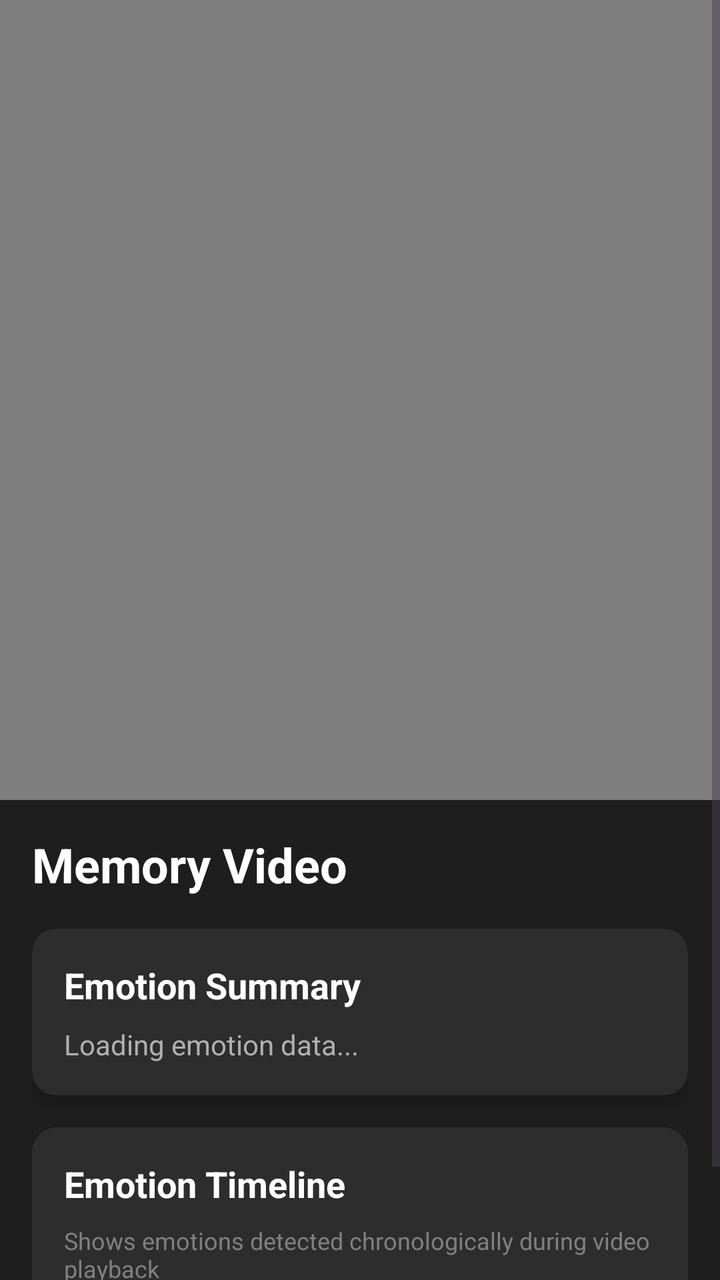
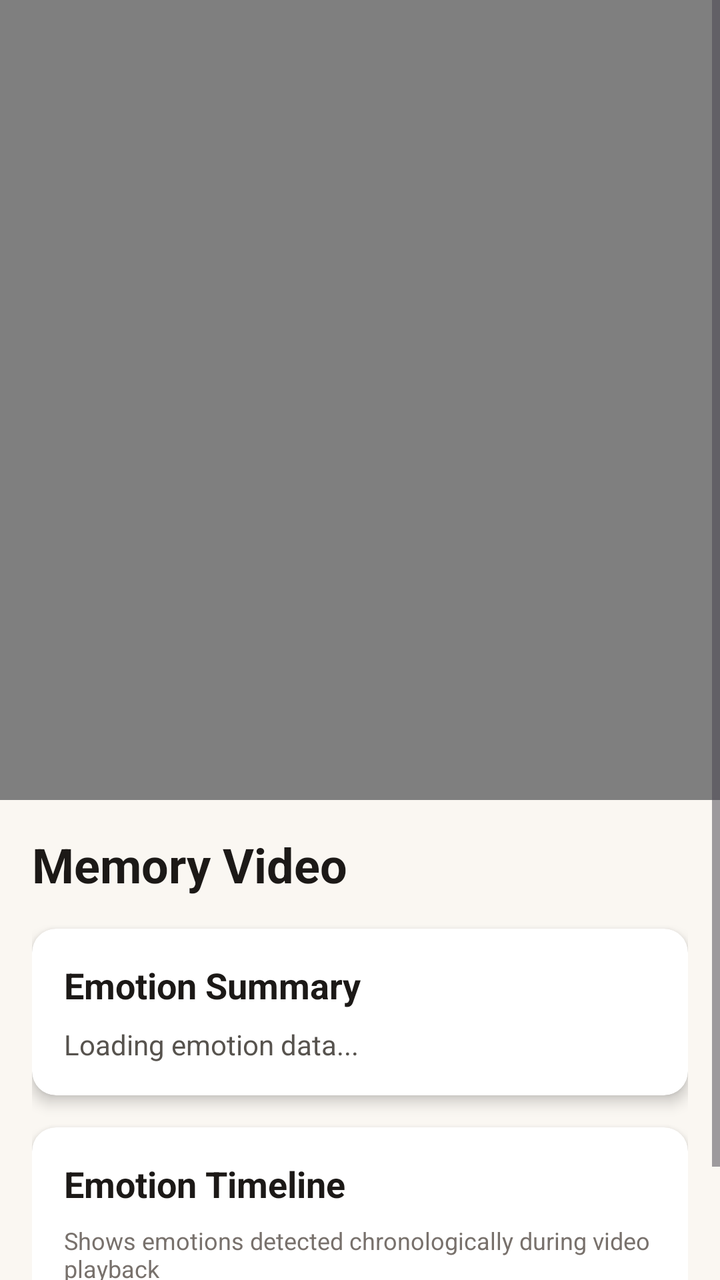

Before-and-after screenshots of an Android layout around one commit, followed by the original layout XML and the change that was made.
<!-- AndroidManifest.xml: application theme Theme.RecallLive -->
<!-- res/layout/fragment_guardianvideoviewer.xml -->
<?xml version="1.0" encoding="utf-8"?>
<ScrollView xmlns:android="http://schemas.android.com/apk/res/android"
    xmlns:app="http://schemas.android.com/apk/res-auto"
    xmlns:tools="http://schemas.android.com/tools"
    android:layout_width="match_parent"
    android:layout_height="match_parent"
    android:background="#1E1E1E"
    android:fillViewport="true">

    <LinearLayout
        android:layout_width="match_parent"
        android:layout_height="wrap_content"
        android:orientation="vertical">

        
        <FrameLayout
            android:id="@+id/video_container"
            android:layout_width="match_parent"
            android:layout_height="400dp"
            android:background="#000000">

            
            <VideoView
                android:id="@+id/video_view"
                android:layout_width="match_parent"
                android:layout_height="match_parent"
                android:layout_gravity="center" />

        </FrameLayout>

        
        <LinearLayout
            android:layout_width="match_parent"
            android:layout_height="wrap_content"
            android:orientation="vertical"
            android:padding="16dp">

            
            <TextView
                android:id="@+id/tv_video_title"
                android:layout_width="match_parent"
                android:layout_height="wrap_content"
                android:text="Memory Video"
                android:textSize="24sp"
                android:textStyle="bold"
                android:textColor="#FFFFFF"
                android:paddingBottom="16dp"/>

            
            <androidx.cardview.widget.CardView
                android:layout_width="match_parent"
                android:layout_height="wrap_content"
                android:layout_marginBottom="16dp"
                app:cardCornerRadius="12dp"
                app:cardElevation="4dp"
                app:cardBackgroundColor="#2D2D2D">

                <LinearLayout
                    android:layout_width="match_parent"
                    android:layout_height="wrap_content"
                    android:orientation="vertical"
                    android:padding="16dp">

                    <TextView
                        android:layout_width="match_parent"
                        android:layout_height="wrap_content"
                        android:text="Emotion Summary"
                        android:textSize="18sp"
                        android:textStyle="bold"
                        android:textColor="#FFFFFF"
                        android:paddingBottom="8dp"/>

                    <TextView
                        android:id="@+id/tv_emotion_summary"
                        android:layout_width="match_parent"
                        android:layout_height="wrap_content"
                        android:text="Loading emotion data..."
                        android:textSize="14sp"
                        android:textColor="#B0B0B0"
                        android:lineSpacingExtra="4dp"/>

                </LinearLayout>

            </androidx.cardview.widget.CardView>

            
            <androidx.cardview.widget.CardView
                android:layout_width="match_parent"
                android:layout_height="wrap_content"
                android:layout_marginBottom="16dp"
                app:cardCornerRadius="12dp"
                app:cardElevation="4dp"
                app:cardBackgroundColor="#2D2D2D">

                <LinearLayout
                    android:layout_width="match_parent"
                    android:layout_height="wrap_content"
                    android:orientation="vertical"
                    android:padding="16dp">

                    <TextView
                        android:layout_width="match_parent"
                        android:layout_height="wrap_content"
                        android:text="Emotion Timeline"
                        android:textSize="18sp"
                    android:textStyle="bold"
                    android:textColor="#FFFFFF"
                    android:paddingBottom="8dp"/>

                    <TextView
                        android:layout_width="match_parent"
                        android:layout_height="wrap_content"
                        android:text="Shows emotions detected chronologically during video playback"
                        android:textSize="12sp"
                        android:textColor="#808080"
                        android:paddingBottom="12dp"/>

                    
                    <ProgressBar
                        android:id="@+id/loading_view"
                        android:layout_width="wrap_content"
                        android:layout_height="wrap_content"
                        android:layout_gravity="center"
                        android:indeterminateTint="#6C9EFF"
                        android:visibility="gone"/>

                    
                    <TextView
                        android:id="@+id/no_data_view"
                        android:layout_width="match_parent"
                        android:layout_height="wrap_content"
                        android:text="No emotion data available\n\nðŸ'¡ Emotions are tracked when the patient watches videos"
                        android:textSize="14sp"
                        android:textColor="#808080"
                        android:gravity="center"
                        android:padding="24dp"
                        android:visibility="gone"/>

                    
                    <androidx.recyclerview.widget.RecyclerView
                        android:id="@+id/rv_emotion_timeline"
                        android:layout_width="match_parent"
                        android:layout_height="wrap_content"
                        android:nestedScrollingEnabled="false"
                        android:visibility="gone"/>

                </LinearLayout>

            </androidx.cardview.widget.CardView>

        </LinearLayout>

    </LinearLayout>

</ScrollView>
<!-- resources referenced by this layout -->
<resources>
  <style name="Theme.RecallLive" parent="Base.Theme.RecallLive" />
  <style name="Base.Theme.RecallLive" parent="Theme.Material3.DayNight.NoActionBar">
          
          
      </style>
</resources>

<!-- the commit's change to res/layout/fragment_guardianvideoviewer.xml (unified diff, before → after) -->
@@ -4,7 +4,7 @@
     xmlns:tools="http://schemas.android.com/tools"
     android:layout_width="match_parent"
     android:layout_height="match_parent"
-    android:background="#1E1E1E"
+    android:background="#FAF7F2"
     android:fillViewport="true">
 
     <LinearLayout
@@ -43,7 +43,7 @@
                 android:text="Memory Video"
                 android:textSize="24sp"
                 android:textStyle="bold"
-                android:textColor="#FFFFFF"
+                android:textColor="#1C1917"
                 android:paddingBottom="16dp"/>
 
             
@@ -53,7 +53,7 @@
                 android:layout_marginBottom="16dp"
                 app:cardCornerRadius="12dp"
                 app:cardElevation="4dp"
-                app:cardBackgroundColor="#2D2D2D">
+                app:cardBackgroundColor="#FFFFFF">
 
                 <LinearLayout
                     android:layout_width="match_parent"
@@ -67,7 +67,7 @@
                         android:text="Emotion Summary"
                         android:textSize="18sp"
                         android:textStyle="bold"
-                        android:textColor="#FFFFFF"
+                        android:textColor="#1C1917"
                         android:paddingBottom="8dp"/>
 
                     <TextView
@@ -76,7 +76,7 @@
                         android:layout_height="wrap_content"
                         android:text="Loading emotion data..."
                         android:textSize="14sp"
-                        android:textColor="#B0B0B0"
+                        android:textColor="#57534E"
                         android:lineSpacingExtra="4dp"/>
 
                 </LinearLayout>
@@ -90,7 +90,7 @@
                 android:layout_marginBottom="16dp"
                 app:cardCornerRadius="12dp"
                 app:cardElevation="4dp"
-                app:cardBackgroundColor="#2D2D2D">
+                app:cardBackgroundColor="#FFFFFF">
 
                 <LinearLayout
                     android:layout_width="match_parent"
@@ -103,16 +103,16 @@
                         android:layout_height="wrap_content"
                         android:text="Emotion Timeline"
                         android:textSize="18sp"
-                    android:textStyle="bold"
-                    android:textColor="#FFFFFF"
-                    android:paddingBottom="8dp"/>
+                        android:textStyle="bold"
+                        android:textColor="#1C1917"
+                        android:paddingBottom="8dp"/>
 
                     <TextView
                         android:layout_width="match_parent"
                         android:layout_height="wrap_content"
                         android:text="Shows emotions detected chronologically during video playback"
                         android:textSize="12sp"
-                        android:textColor="#808080"
+                        android:textColor="#78716C"
                         android:paddingBottom="12dp"/>
 
                     
@@ -121,7 +121,7 @@
                         android:layout_width="wrap_content"
                         android:layout_height="wrap_content"
                         android:layout_gravity="center"
-                        android:indeterminateTint="#6C9EFF"
+                        android:indeterminateTint="#0F766E"
                         android:visibility="gone"/>
 
                     
@@ -129,9 +129,9 @@
                         android:id="@+id/no_data_view"
                         android:layout_width="match_parent"
                         android:layout_height="wrap_content"
-                        android:text="No emotion data available\n\nðŸ'¡ Emotions are tracked when the patient watches videos"
+                        android:text="No emotion data available\n\n💡 Emotions are tracked when the patient watches videos"
                         android:textSize="14sp"
-                        android:textColor="#808080"
+                        android:textColor="#78716C"
                         android:gravity="center"
                         android:padding="24dp"
                         android:visibility="gone"/>
